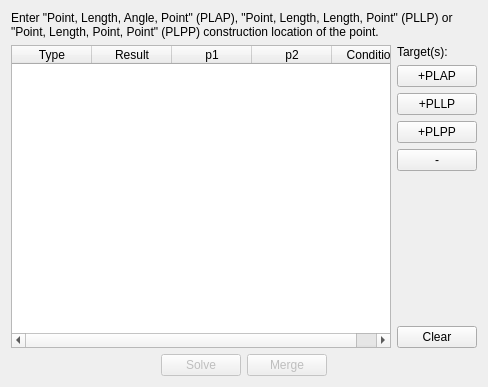
This is core/panel/run_Triangle_Solver.ui in KmolYuan/Pyslvs-UI as Qt 5 draws it before an edit. The edited form follows.
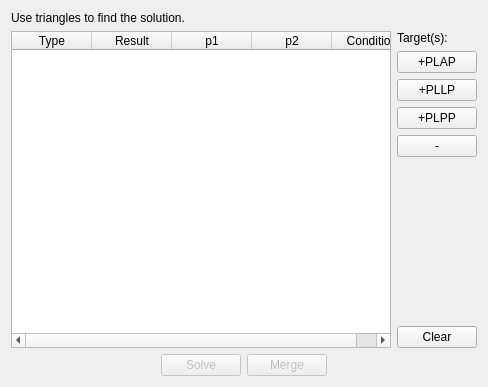
This is the edited form. Icons and pictures are not drawn.

Commit message: Fix TS PLPP bug.

```diff
--- a/core/panel/run_Triangle_Solver.ui
+++ b/core/panel/run_Triangle_Solver.ui
@@ -17,7 +17,7 @@
    <item>
     <widget class="QLabel" name="label">
      <property name="text">
-      <string>&lt;html&gt;&lt;head/&gt;&lt;body&gt;&lt;p&gt;Enter &amp;quot;Point, Length, Angle, Point&amp;quot; (PLAP), &amp;quot;Point, Length, Length, Point&amp;quot; (PLLP) or &amp;quot;Point, Length, Point, Point&amp;quot; (PLPP) construction location of the point.&lt;/p&gt;&lt;/body&gt;&lt;/html&gt;</string>
+      <string>&lt;html&gt;&lt;head/&gt;&lt;body&gt;&lt;p&gt;Use triangles to find the solution.&lt;/p&gt;&lt;/body&gt;&lt;/html&gt;</string>
      </property>
      <property name="wordWrap">
       <bool>true</bool>
```
The commit also changes 4 other files.
